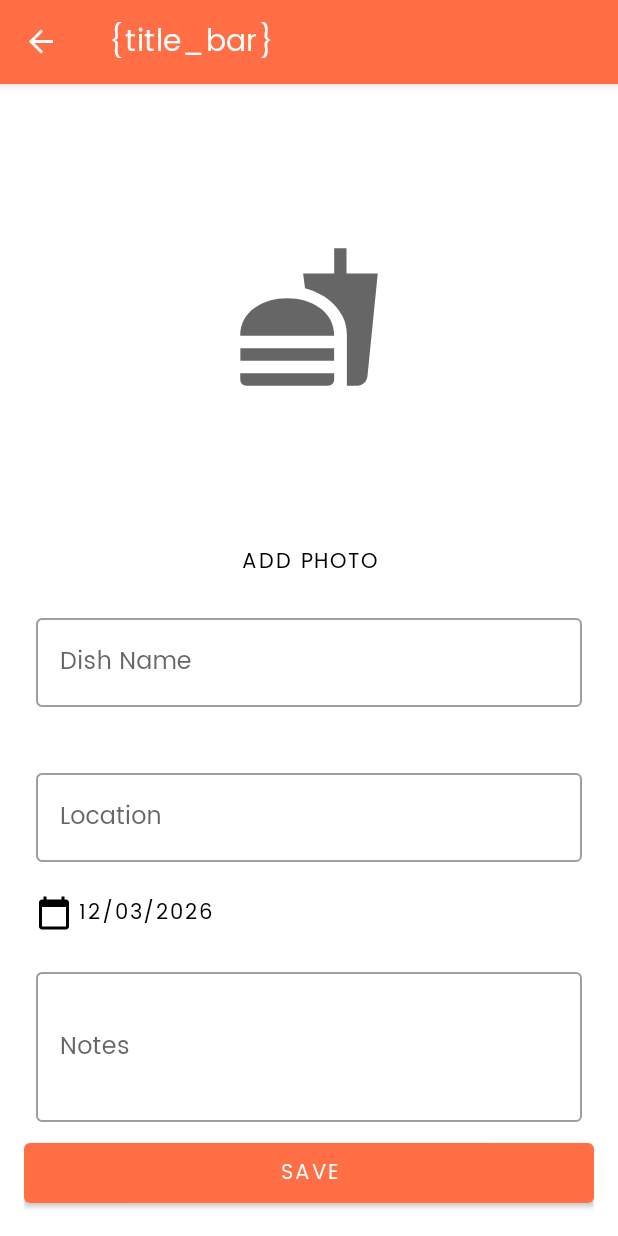
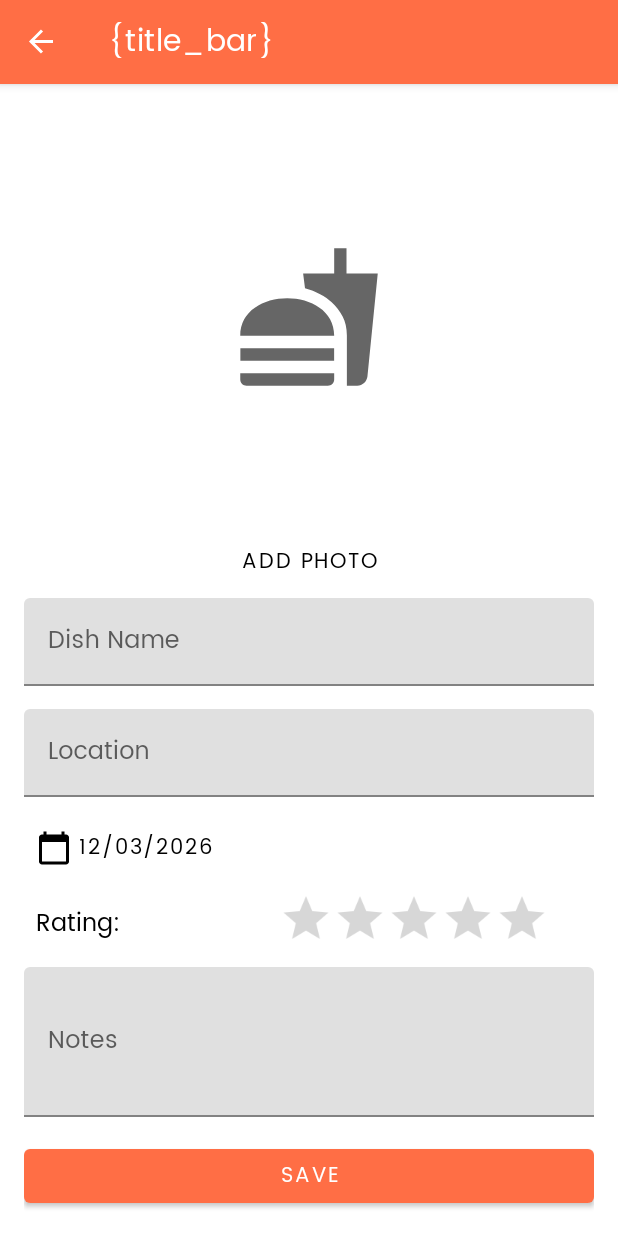
Before and after one commit to Celinarabe/foodie-app, an Android app: the NewDishFragment screen opened through its navigation route, on a phone screen of 412 x 824 dp. Run offline under Robolectric (Android 15) with nearby library versions, the phone set to English and light mode, and no system bars; our stand-ins replace navigation-ui.

Commit message:
added button

```diff
--- a/app/src/main/java/com/celdevLabs/foodie_app/DishDetailFragment.kt
+++ b/app/src/main/java/com/celdevLabs/foodie_app/DishDetailFragment.kt
@@ -50,7 +50,7 @@ class DishDetailFragment : Fragment() {
             if (currDish.dishUri != "null") {
                 val uri = Uri.parse(currDish.dishUri)
                 Glide.with(requireContext()).load(uri).into(imgSelectedDish)
-                imgSelectedDish.scaleType = ImageView.ScaleType.FIT_XY
+                imgSelectedDish.scaleType = ImageView.ScaleType.FIT_CENTER
             } else {
                 imgSelectedDish.setImageResource(R.drawable.ic_baseline_fastfood_24)
             }
--- a/app/src/main/java/com/celdevLabs/foodie_app/DishListAdapter.kt
+++ b/app/src/main/java/com/celdevLabs/foodie_app/DishListAdapter.kt
@@ -73,6 +73,8 @@ class DishListAdapter(private val isLinear: Boolean, private val context: Contex
 
 
 
+
+
     companion object {
         private val DiffCallback = object : DiffUtil.ItemCallback<Dish>() {
             override fun areItemsTheSame(oldItem: Dish, newItem: Dish): Boolean {
--- a/app/src/main/java/com/celdevLabs/foodie_app/ListFeedFragment.kt
+++ b/app/src/main/java/com/celdevLabs/foodie_app/ListFeedFragment.kt
@@ -64,8 +64,9 @@ class ListFeedFragment : Fragment() {
 
     private fun chooseLayout() {
         //create adapter
-        val adapter = DishListAdapter(isLinearLayoutManager,this.requireContext()) {
-            val action = ListFeedFragmentDirections.actionListFeedFragmentToDishDetailFragment(it.idx)
+        val adapter = DishListAdapter(isLinearLayoutManager, this.requireContext()) {
+            val action =
+                ListFeedFragmentDirections.actionListFeedFragmentToDishDetailFragment(it.idx)
             this.findNavController().navigate(action)
         }
 
@@ -73,16 +74,22 @@ class ListFeedFragment : Fragment() {
         if (isLinearLayoutManager) {
             binding.recyclerView.layoutManager = LinearLayoutManager(this.context)
         } else {
-            binding.recyclerView.layoutManager = GridLayoutManager(this.context, 2, GridLayoutManager.VERTICAL, false)
+            binding.recyclerView.layoutManager =
+                GridLayoutManager(this.context, 2, GridLayoutManager.VERTICAL, false)
             Log.d("ListFeedFragment", "in the else")
         }
 
         //set adapter
         binding.recyclerView.adapter = adapter
-        viewModel.allDishes.observe(this.viewLifecycleOwner){
-                dishes -> dishes.let {
-            adapter.submitList(it)
-        }
+        viewModel.allDishes.observe(this.viewLifecycleOwner) { dishes ->
+            dishes.let {
+                adapter.submitList(it)
+                if (it.isEmpty()) {
+                    Log.d("ListFeedFragment", "HI NONE HERE")
+                    binding.callBtn.visibility = View.VISIBLE
+                }
+            }
+
         }
     }
 
--- a/app/src/main/java/com/celdevLabs/foodie_app/NewDishFragment.kt
+++ b/app/src/main/java/com/celdevLabs/foodie_app/NewDishFragment.kt
@@ -86,11 +86,16 @@ class NewDishFragment : Fragment() {
     override fun onViewCreated(view: View, savedInstanceState: Bundle?) {
         super.onViewCreated(view, savedInstanceState)
         val dishID = navigationArgs.dishId
-        binding.addPicBtn.setOnClickListener {
-            this@NewDishFragment.showPictureOptions()
-        }
-        binding.btnDate.setOnClickListener {
-            datePicker?.show(this@NewDishFragment.parentFragmentManager, datePicker.toString())
+        binding.apply {
+            addPicBtn.setOnClickListener {
+                this@NewDishFragment.showPictureOptions()
+            }
+            imageView.setOnClickListener {
+                this@NewDishFragment.showPictureOptions()
+            }
+            btnDate.setOnClickListener {
+                datePicker?.show(this@NewDishFragment.parentFragmentManager, datePicker.toString())
+            }
         }
         if (dishID == -1) NewDishBind() else {
             sharedViewModel.getDish(dishID).observe(this.viewLifecycleOwner) { selectedItem ->
@@ -159,9 +164,8 @@ class NewDishFragment : Fragment() {
         } else {
             // Set error text
             binding.etDishName.error = getString(R.string.dish_name_validation)
+            Toast.makeText(requireContext(), "Must enter a name", Toast.LENGTH_SHORT).show()
 
-//            // Clear error text
-//            passwordLayout.error = null
         }
     }
 
@@ -195,13 +199,14 @@ class NewDishFragment : Fragment() {
         try {
             if (requestCode == REQUEST_IMAGE_CAPTURE && resultCode == Activity.RESULT_OK) {
                 photoUri = Uri.fromFile(photoFile)
+                Glide.with(requireContext()).load(photoUri).into(binding.imageView)
             } else { //getting image from gallery
                 if (data !== null) {
                     photoUri = data?.data!!
+                    Glide.with(requireContext()).load(photoUri).into(binding.imageView)
                 }
             }
             Log.d("NewDishFragment", "newURI: $photoUri")
-            Glide.with(requireContext()).load(photoUri).into(binding.imageView)
         } catch (e: IOException) {
             Log.i("TAG", "Some exception $e")
         }
--- a/app/src/main/java/com/celdevLabs/foodie_app/db/DishDatabase.kt
+++ b/app/src/main/java/com/celdevLabs/foodie_app/db/DishDatabase.kt
@@ -8,7 +8,7 @@ import com.celdevLabs.foodie_app.db.entities.Dish
 import com.celdevLabs.foodie_app.db.entities.DishDAO
 
 
-@Database(entities = [Dish::class], version = 11, exportSchema = false)
+@Database(entities = [Dish::class],  version = 11, exportSchema = true)
 public abstract class DishDatabase : RoomDatabase() {
 
     abstract fun dishDAO(): DishDAO
--- a/app/src/main/res/layout/fragment_dish_detail.xml
+++ b/app/src/main/res/layout/fragment_dish_detail.xml
@@ -15,6 +15,7 @@
         android:layout_height="0dp"
         android:layout_weight="14"
         android:contentDescription="@string/dish_description"
+        android:adjustViewBounds="true"
         android:scaleType="centerInside" />
     <LinearLayout
         android:layout_width="match_parent"
--- a/app/src/main/res/layout/fragment_list_feed.xml
+++ b/app/src/main/res/layout/fragment_list_feed.xml
@@ -18,8 +18,8 @@
         app:layout_constraintTop_toTopOf="parent" />
 
     <com.google.android.material.floatingactionbutton.ExtendedFloatingActionButton
+        android:id="@+id/floatingActionButton"
         style="@style/customFabBtn"
-        android:id="@+id/floatingActionButton"
         android:layout_width="wrap_content"
         android:layout_height="wrap_content"
         android:layout_marginEnd="@dimen/margin_between_elements"
@@ -29,6 +29,18 @@
         app:icon="@android:drawable/ic_input_add"
         app:layout_constraintBottom_toBottomOf="parent"
         app:layout_constraintEnd_toEndOf="parent"
-        app:tint="@android:color/white"/>
+        app:tint="@android:color/white" />
+
+    <Button
+        android:id="@+id/callBtn"
+        android:layout_width="wrap_content"
+        android:layout_height="wrap_content"
+        android:text="Add New Dish"
+        android:visibility="invisible"
+        app:layout_constraintBottom_toBottomOf="parent"
+        app:layout_constraintEnd_toEndOf="parent"
+        app:layout_constraintHorizontal_bias="0.5"
+        app:layout_constraintStart_toStartOf="parent"
+        app:layout_constraintTop_toBottomOf="@+id/recyclerView" />
 
 </androidx.constraintlayout.widget.ConstraintLayout>
--- a/app/src/main/res/layout/fragment_new_dish.xml
+++ b/app/src/main/res/layout/fragment_new_dish.xml
@@ -15,6 +15,7 @@
         android:layout_width="match_parent"
         android:layout_height="match_parent"
         android:padding="16dp"
+
         tools:context=".NewDishFragment">
 
         <androidx.appcompat.widget.AppCompatImageView
@@ -30,82 +31,96 @@
             android:layout_width="match_parent"
             android:layout_height="wrap_content"
             android:text="Add Photo"
-            app:layout_constraintBottom_toTopOf="@+id/tfDishName"
-            app:layout_constraintEnd_toEndOf="parent"
-            app:layout_constraintHorizontal_bias="0.031"
-            app:layout_constraintStart_toStartOf="parent"
+
             />
+
 
 
         <com.google.android.material.textfield.TextInputLayout
             android:id="@+id/tfDishNameLabel"
+            android:layout_marginBottom="15dp"
             android:layout_width="match_parent"
             android:layout_height="wrap_content"
-            android:hint="@string/dish_name"
-            android:padding="8dp"
-            android:paddingBottom="0dp"
-            app:errorEnabled="true"
-            app:layout_constraintTop_toBottomOf="@+id/addPicBtn"
-            app:layout_constraintBottom_toTopOf="@+id/tfLocation"
-            app:layout_constraintEnd_toEndOf="parent"
-            app:layout_constraintHorizontal_bias="0.5"
-            app:layout_constraintStart_toStartOf="parent"
-            style="@style/Widget.MaterialComponents.TextInputLayout.OutlinedBox">
+            android:hint="@string/dish_name">
+
 
             <com.google.android.material.textfield.TextInputEditText
                 android:id="@+id/etDishName"
                 android:layout_width="match_parent"
                 android:layout_height="wrap_content"
                 android:inputType="textAutoComplete|textCapWords"
-                android:singleLine="true"/>
+                android:singleLine="true" />
 
         </com.google.android.material.textfield.TextInputLayout>
+
+
+
+
+
 
         <com.google.android.material.textfield.TextInputLayout
             android:id="@+id/tfLocation"
             android:layout_width="match_parent"
             android:layout_height="wrap_content"
-            android:hint="@string/location"
-            android:padding="8dp"
-            app:layout_constraintEnd_toEndOf="parent"
-            app:layout_constraintHorizontal_bias="0.5"
-            app:layout_constraintStart_toStartOf="parent"
-            app:layout_constraintTop_toBottomOf="@+id/tfDishName"
-            style="@style/Widget.MaterialComponents.TextInputLayout.OutlinedBox">
+            android:hint="@string/location">
+
 
         <com.google.android.material.textfield.TextInputEditText
             android:id="@+id/etLocation"
             android:layout_width="match_parent"
             android:layout_height="wrap_content"
             android:inputType="textAutoComplete|textCapWords"
-                android:singleLine="true"/>
+            android:singleLine="true" />
 
     </com.google.android.material.textfield.TextInputLayout>
+
 
         <Button
             android:id="@+id/btnDate"
             style="@style/dateText"
             android:layout_width="wrap_content"
             android:layout_height="wrap_content"
-            android:padding="8dp"
+            android:layout_gravity="bottom"
+            android:paddingStart="8dp"
+            android:paddingTop="16dp"
             android:text="Select Date"
-            app:icon="@drawable/ic_calendar"
+            app:icon="@drawable/ic_calendar" />
+
+        <LinearLayout
+            android:layout_width="match_parent"
+            android:layout_height="wrap_content"
+            android:orientation="horizontal"
+            android:gravity="center">
+
+            <TextView
+                android:id="@+id/textView"
+                android:layout_width="wrap_content"
+                android:layout_height="wrap_content"
+                android:layout_weight="1"
+                android:paddingStart="8dp"
+                android:text="Rating:"
+                android:textSize="16sp" />
+            <RatingBar
+                android:id="@+id/dishRatingBar"
+                android:layout_width="wrap_content"
+                android:layout_height="wrap_content"
+
+                android:layout_gravity="center_horizontal"
+                android:numStars="5"
+                android:scaleX="0.75"
+                android:scaleY="0.75"
+
+                />
+        </LinearLayout>
 
 
-            app:layout_constraintStart_toStartOf="parent"
-            app:layout_constraintTop_toBottomOf="@+id/tfLocation" />
 
         <com.google.android.material.textfield.TextInputLayout
             android:id="@+id/tfNotes"
             android:layout_width="match_parent"
             android:layout_height="wrap_content"
-            android:hint="@string/notes"
-            android:padding="8dp"
-            app:layout_constraintEnd_toEndOf="parent"
-            app:layout_constraintHorizontal_bias="0.5"
-            app:layout_constraintStart_toStartOf="parent"
-            app:layout_constraintTop_toBottomOf="@+id/btnDate"
-            style="@style/Widget.MaterialComponents.TextInputLayout.OutlinedBox">
+            android:layout_marginBottom="15dp"
+            android:hint="@string/notes">
 
             <com.google.android.material.textfield.TextInputEditText
                 android:id="@+id/etNotes"
@@ -121,16 +136,6 @@
             android:id="@+id/btnSave"
             android:layout_width="match_parent"
             android:layout_height="wrap_content"
-            android:padding="8dp"
-            android:text="Save"
-            app:layout_constraintEnd_toEndOf="parent"
-            app:layout_constraintHorizontal_bias="0.5"
-            app:layout_constraintStart_toStartOf="@+id/tfNotes"
-            app:layout_constraintTop_toBottomOf="@+id/tfNotes" />
-
-
-
-
-
+            android:text="Save" />
     </LinearLayout>
 </ScrollView>
```
Lines whose indentation alone changed are shown as unchanged.
